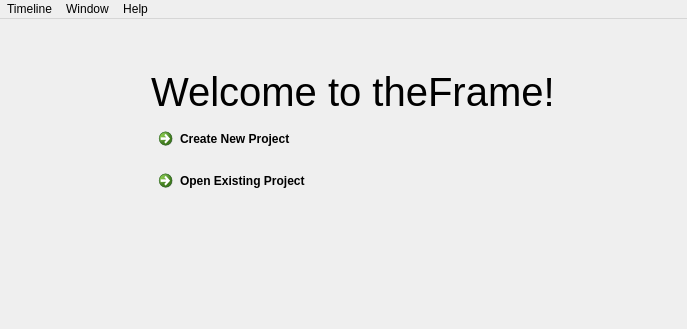
Old version of the form frame/mainwindow.ui in the repository vicr123/theFrame; both pictures show x 113 to 800 and y 0 to 329 of the 800 by 600 pixel window.
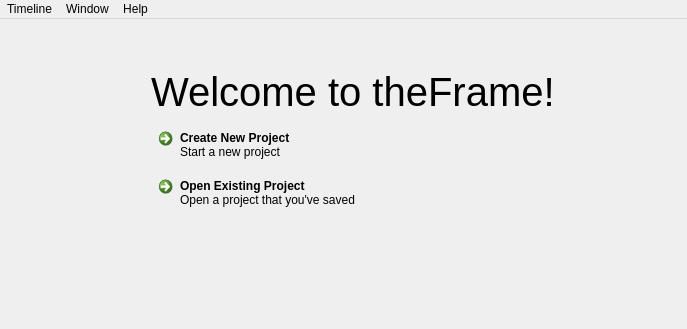
New version of the form. The open tabs and pages were chosen to show the change. Icons and pictures are not drawn. Custom widgets are drawn as their Qt base class.

```diff
--- a/frame/mainwindow.ui
+++ b/frame/mainwindow.ui
@@ -47,6 +47,9 @@
         <property name="topMargin">
          <number>50</number>
         </property>
+        <property name="rightMargin">
+         <number>50</number>
+        </property>
         <property name="bottomMargin">
          <number>50</number>
         </property>
@@ -63,10 +66,18 @@
          </widget>
         </item>
         <item>
+         <layout class="QVBoxLayout" name="verticalLayout_7">
+          <property name="spacing">
+           <number>0</number>
+          </property>
+          <item>
          <widget class="QCommandLinkButton" name="newProjectButton">
           <property name="text">
            <string>Create New Project</string>
           </property>
+            <property name="description">
+             <string>Start a new project</string>
+            </property>
          </widget>
         </item>
         <item>
@@ -74,7 +85,12 @@
           <property name="text">
            <string>Open Existing Project</string>
           </property>
-         </widget>
+            <property name="description">
+             <string>Open a project that you've saved</string>
+            </property>
+           </widget>
+          </item>
+         </layout>
         </item>
         <item>
          <spacer name="verticalSpacer">
```
Left out of the diff: 24 changed lines with no effect on the pictures. Lines whose indentation alone changed are shown as unchanged.
